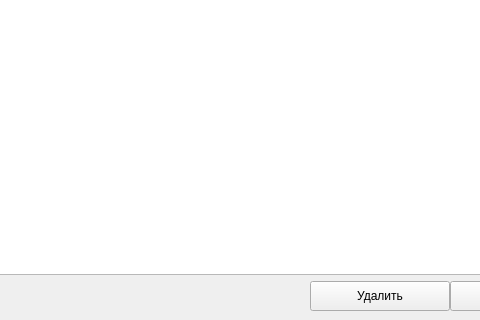
First picture: the form in front/ui.ui, repository Resmko99/Is-for-translator, before the edit; both pictures show x 557 to 1037 and y 448 to 768 of the 1156 by 768 pixel window.
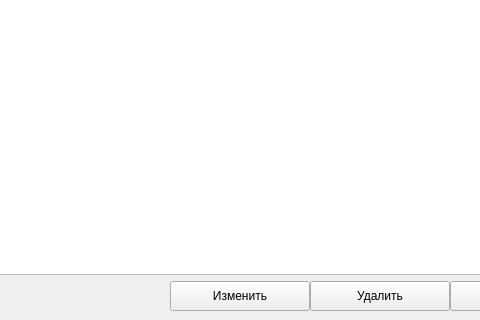
Second picture: the form after the edit. The open tabs and pages were chosen to show the change. Icons and pictures are not drawn.

```diff
--- a/front/ui.ui
+++ b/front/ui.ui
@@ -2174,6 +2174,29 @@
                  </property>
                 </spacer>
                </item>
+               <item>
+                <widget class="QPushButton" name="pushButton">
+                 <property name="minimumSize">
+                  <size>
+                   <width>140</width>
+                   <height>30</height>
+                  </size>
+                 </property>
+                 <property name="maximumSize">
+                  <size>
+                   <width>140</width>
+                   <height>30</height>
+                  </size>
+                 </property>
+                 <property name="text">
+                  <string>Изменить</string>
+                 </property>
+                 <property name="icon">
+                  <iconset resource="resource.qrc">
+                   <normaloff>:/icon/icon/free-icon-pencil-7266923.png</normaloff>:/icon/icon/free-icon-pencil-7266923.png</iconset>
+                 </property>
+                </widget>
+               </item>
                <item>
                 <widget class="QPushButton" name="incomeDeleteBtn">
                  <property name="minimumSize">
```
Left out of the diff: 556 changed lines with no effect on the pictures.
